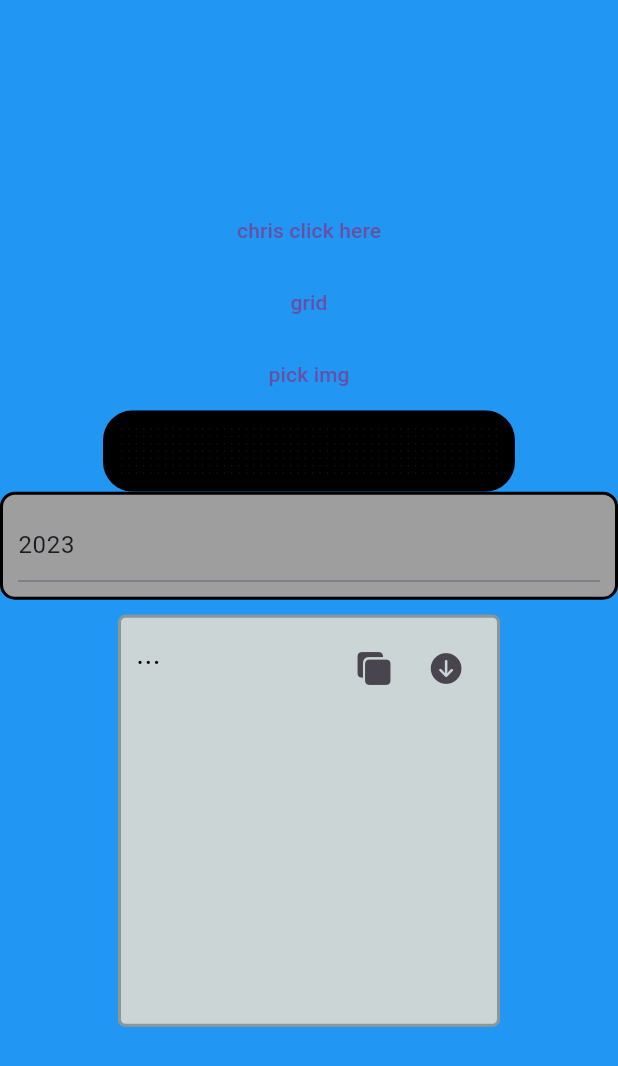
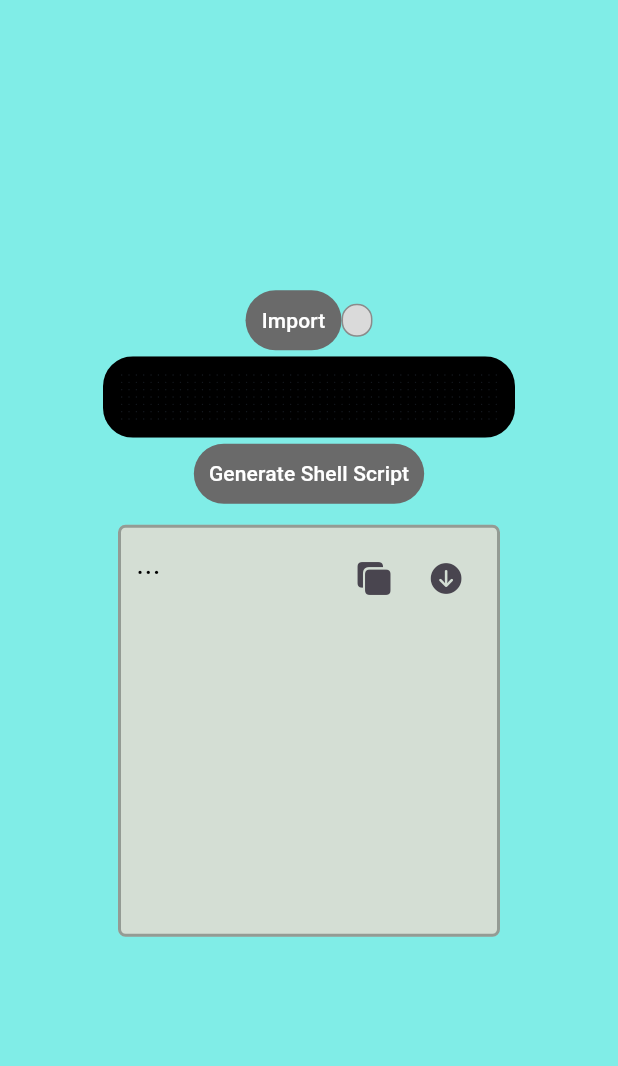
Before and after one commit to TalentedB/GitHub-Painter, a Flutter app: the screen it shows after launch, on a phone screen of 412 x 824 dp. Shown: the top 1066 px of the screen. Run offline on Flutter 3.47's test engine with Material 2 defaults, Android fonts, the phone set to English and light mode, and no system bars; our stand-ins replace bloc, equatable, file_picker, flutter_bloc, get_it, image_picker and 1 more; missing offline and left inert: image_picker_windows.

Commit message:
UI changes

```diff
--- a/lib/screens/home.dart
+++ b/lib/screens/home.dart
@@ -17,14 +17,13 @@ class HomeScreen extends StatefulWidget {
 }
 
 class _HomeScreenState extends State<HomeScreen> {
-  FilePickerResult? _image;
   int year = DateTime.now().year;
 
   @override
   Widget build(BuildContext context) {
     return Scaffold(
       resizeToAvoidBottomInset: false,
-      backgroundColor: Colors.blue,
+      backgroundColor: const Color.fromARGB(255, 128, 237, 231),
       body: BlocBuilder<GridCubit, GridState>(
         builder: (context, state) {
           if (state is EditState) {
@@ -32,35 +31,22 @@ class _HomeScreenState extends State<HomeScreen> {
               child: Column(
                 mainAxisAlignment: MainAxisAlignment.center,
                 children: [
+                  Row(
+                    mainAxisSize: MainAxisSize.max,
+                    crossAxisAlignment: CrossAxisAlignment.center,
+                    mainAxisAlignment: MainAxisAlignment.center,
+                    children: [
                       TextButton(
-                    onPressed: () => sl
-                        .get<ConvertService>()
-                        .createProccessedImage(context, _image, year),
-                    child: const Text("chris click here"),
+                        onPressed: () =>
+                            sl.get<ConvertService>().importImage(context, year),
+                        style: TextButton.styleFrom(
+                            foregroundColor:
+                                const Color.fromARGB(255, 255, 255, 255),
+                            backgroundColor:
+                                const Color.fromARGB(255, 106, 106, 106),
+                            padding: const EdgeInsets.all(10)),
+                        child: const Text("Import"),
                       ),
-                  TextButton(
-                    onPressed: () {
-                      context.read<GridCubit>().setGrid(
-                          (context.read<GridCubit>().state as EditState).grid,
-                          sl
-                              .get<ConvertService>()
-                              .convertContributionGridToShell(
-                                  (context.read<GridCubit>().state as EditState)
-                                      .grid,
-                                  year));
-                    },
-                    child: const Text("grid"),
-                  ),
-                  TextButton(
-                    onPressed: () async =>
-                        _image = await sl.get<ConvertService>().pickImg(),
-                    child: const Text("pick img"),
-                  ),
-                  SizedBox(
-                    width: MediaQuery.of(context).size.width * 2 / 3,
-                    child: ContributionGrid(grid: state.grid),
-                  ),
-
                       YearSelect(
                         onSubmit: (year) {
                           try {
@@ -72,7 +58,32 @@ class _HomeScreenState extends State<HomeScreen> {
                             print("error $e");
                           }
                         },
+                      )
+                    ],
                   ),
+                  SizedBox(
+                    width: MediaQuery.of(context).size.width * 2 / 3,
+                    child: ContributionGrid(grid: state.grid),
+                  ),
+
+                  TextButton(
+                      onPressed: () {
+                        context.read<GridCubit>().setGrid(
+                            (context.read<GridCubit>().state as EditState).grid,
+                            sl
+                                .get<ConvertService>()
+                                .convertContributionGridToShell(
+                                    (context.read<GridCubit>().state
+                                            as EditState)
+                                        .grid,
+                                    year));
+                      },
+                      child: const Text("Generate Shell Script"),
+                      style: TextButton.styleFrom(
+                          primary: const Color.fromARGB(255, 255, 255, 255),
+                          backgroundColor:
+                              const Color.fromARGB(255, 106, 106, 106),
+                          padding: const EdgeInsets.all(10))),
                   FractionallySizedBox(
                     widthFactor: 2 / 3,
                     child: ShOutput(
--- a/lib/widgets/sh_output.dart
+++ b/lib/widgets/sh_output.dart
@@ -62,8 +62,6 @@ class _ShOutputState extends State<ShOutput> {
           IconButton(
             onPressed: () async =>
                 await Clipboard.setData(ClipboardData(text: widget.output)),
-            // onPressed: () async =>
-            //     await sl.get<ConvertService>().saveShell(widget.output),
             icon: const Icon(
               CupertinoIcons.square_fill_on_square_fill,
             ),
--- a/lib/widgets/year_select.dart
+++ b/lib/widgets/year_select.dart
@@ -32,20 +32,26 @@ class _YearSelectState extends State<YearSelect> {
   @override
   Widget build(BuildContext context) {
     return Container(
+      constraints: const BoxConstraints(minHeight: 20, maxWidth: 100),
+      width: MediaQuery.of(context).size.width / 20,
       padding: const EdgeInsets.all(10),
       decoration: BoxDecoration(
         borderRadius: const BorderRadius.all(
           Radius.circular(10),
         ),
-        color: Colors.grey,
+        color: const Color.fromARGB(255, 218, 218, 218),
         border: Border.all(
-          color: Colors.black,
-          width: 2,
+          color: const Color.fromARGB(255, 139, 139, 139),
+          width: 1,
         ),
       ),
-      child: TextField(
-        controller: _controller,
-        onSubmitted: (_) => _handleSubmit(),
+      child: AspectRatio(
+        aspectRatio: 3 / 2,
+        child: Center(
+            child: TextField(
+          controller: _controller,
+          onSubmitted: (_) => _handleSubmit(),
+        )),
       ),
     );
   }
```
Also changed, not shown: lib/services/convert.dart (+13 -6 lines). Lines whose indentation alone changed are shown as unchanged.
